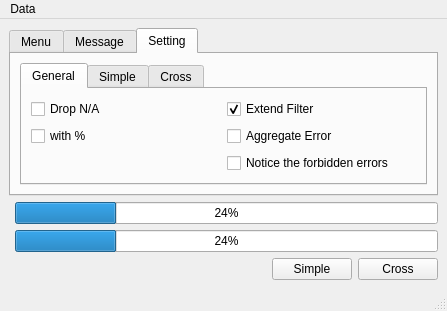
mugwort-rc/qsurveytools, file src/lite/ui_mainwindow.ui: the form before one commit.
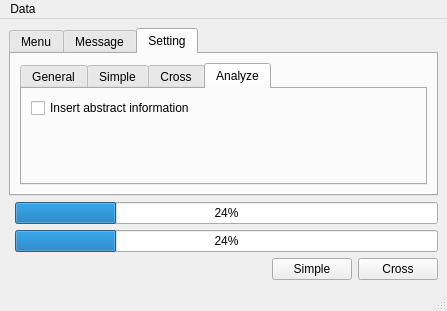
The form after the commit. The open tabs and pages were chosen to show the change.

Patch:
```diff
--- a/src/lite/ui_mainwindow.ui
+++ b/src/lite/ui_mainwindow.ui
@@ -248,6 +248,23 @@
             </item>
            </layout>
           </widget>
+          <widget class="QWidget" name="tabAnalyze">
+           <attribute name="title">
+            <string>Analyze</string>
+           </attribute>
+           <layout class="QFormLayout" name="formLayout_2">
+            <item row="0" column="0">
+             <widget class="QCheckBox" name="checkBoxAnalyzeAbstract">
+              <property name="text">
+               <string>Insert abstract information</string>
+              </property>
+              <property name="checked">
+               <bool>false</bool>
+              </property>
+             </widget>
+            </item>
+           </layout>
+          </widget>
          </widget>
         </item>
        </layout>
```
